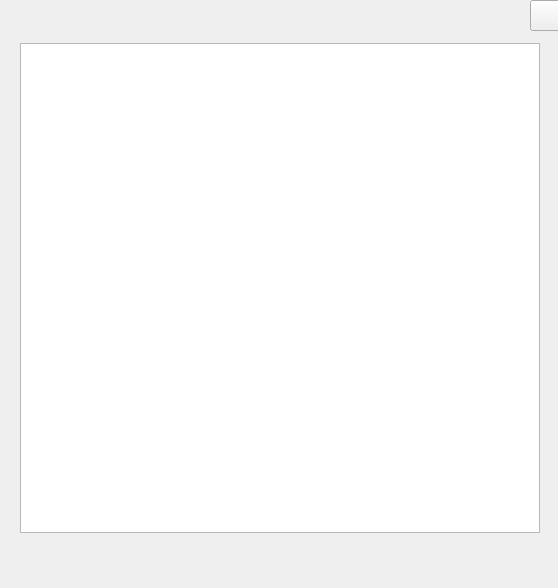
First picture: the form in mainwindow.ui, repository borhanem/Messenger_Void_13, before the edit.
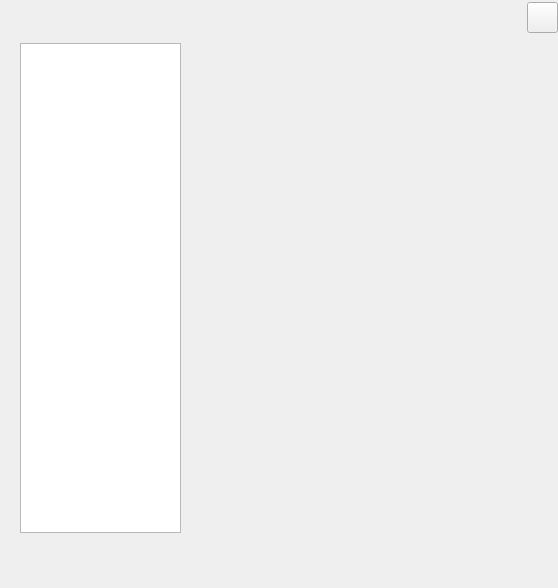
Second picture: the form after the edit. The open tabs and pages were chosen to show the change. Icons and pictures are not drawn.

```diff
--- a/mainwindow.ui
+++ b/mainwindow.ui
@@ -405,7 +405,7 @@
        <rect>
         <x>20</x>
         <y>43</y>
-        <width>520</width>
+        <width>161</width>
         <height>490</height>
        </rect>
       </property>
@@ -417,8 +417,8 @@
      <widget class="QToolButton" name="Exit_pbn_2">
       <property name="geometry">
        <rect>
-        <x>530</x>
-        <y>0</y>
+        <x>527</x>
+        <y>2</y>
         <width>31</width>
         <height>31</height>
        </rect>
```
